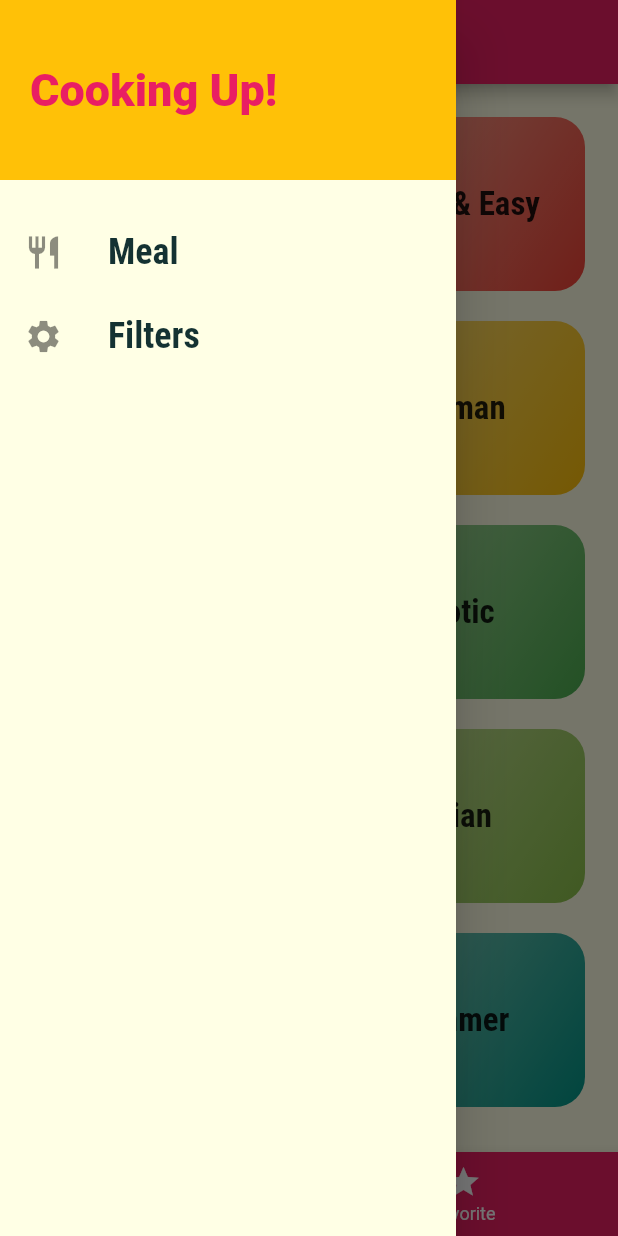
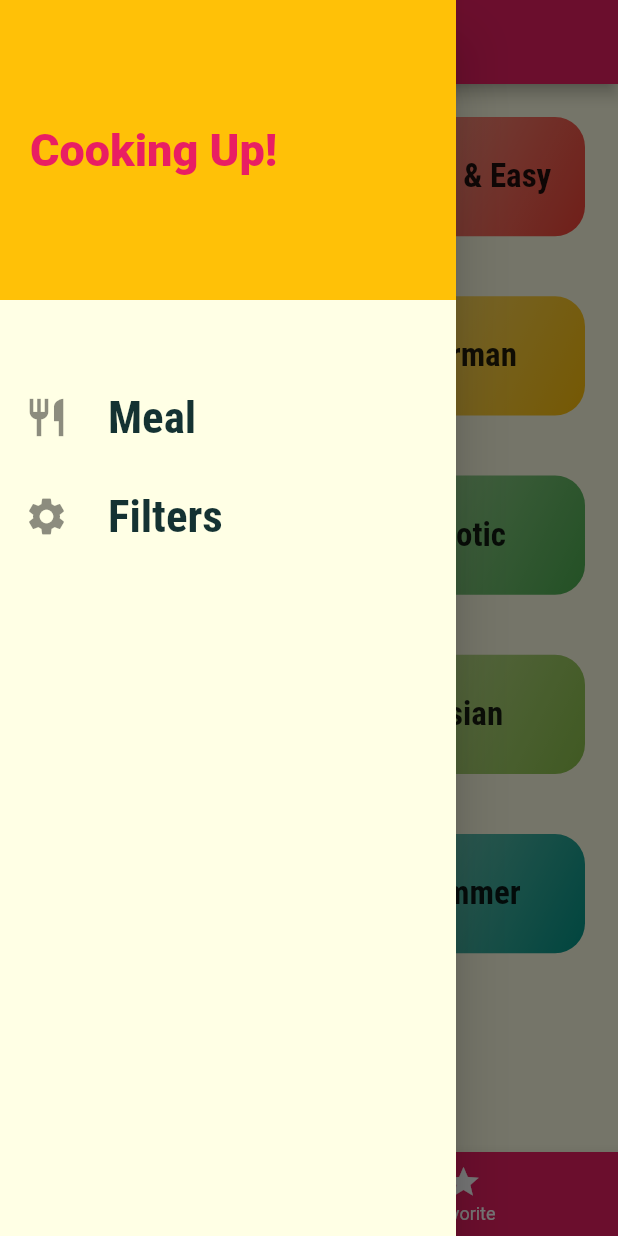
Before and after one commit to hussamm98/Simple_Meal_Application, a Flutter app: the screen it shows after launch, with the side drawer open, on a phone screen of 412 x 824 dp. Run offline on Flutter 3.47's test engine with Material 2 defaults, Android fonts, the phone set to English and light mode, and no system bars.

```diff
--- a/lib/screens/categories_screen.dart
+++ b/lib/screens/categories_screen.dart
@@ -16,10 +16,10 @@ class CategoriesScreen extends StatelessWidget {
             )
             .toList(),
         gridDelegate: SliverGridDelegateWithMaxCrossAxisExtent(
-          crossAxisSpacing: 20,
-          mainAxisSpacing: 20,
+          crossAxisSpacing: 50,
+          mainAxisSpacing: 40,
           maxCrossAxisExtent: 200,
-          childAspectRatio: 3 / 2,
+          childAspectRatio: 4 / 2,
         ),
       ),
     );
--- a/lib/widget/main_drawer.dart
+++ b/lib/widget/main_drawer.dart
@@ -6,12 +6,12 @@ class MainDrawer extends StatelessWidget {
     return ListTile(
       leading: Icon(
         icon,
-        size: 26,
+        size: 30,
       ),
       title: Text(
         title,
         style: TextStyle(
-            fontSize: 24,
+            fontSize: 30,
             fontFamily: "RobotoCondensed",
             fontWeight: FontWeight.bold),
       ),
@@ -25,7 +25,7 @@ class MainDrawer extends StatelessWidget {
       child: Column(
         children: [
           Container(
-            height: 120,
+            height: 200,
             width: double.infinity,
             padding: EdgeInsets.all(20),
             color: Theme.of(context).accentColor,
@@ -40,9 +40,12 @@ class MainDrawer extends StatelessWidget {
             ),
           ),
           SizedBox(
-            height: 20,
+            height: 50,
           ),
           buildListTile("Meal", Icons.restaurant, () {Navigator.of(context).pushReplacementNamed('/');}),
+          SizedBox(
+            height: 10,
+          ),
           buildListTile("Filters", Icons.settings, () {Navigator.of(context).pushReplacementNamed(FiltersScreen.routeName);}),
         ],
       ),
--- a/lib/widget/meal_item.dart
+++ b/lib/widget/meal_item.dart
@@ -76,7 +76,7 @@ class MealItem extends StatelessWidget {
         shape: RoundedRectangleBorder(
           borderRadius: BorderRadius.circular(20),
         ),
-        margin: EdgeInsets.all(15),
+        margin: EdgeInsets.all(25),
         child: Column(
           children: [
             Stack(
```
Also changed, not shown: lib/screens/meal_detail_screen.dart (+4 -4 lines).
